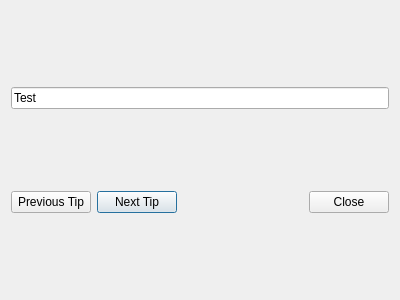
Qt form pyqt-window/Widget.ui (i5ar/iconverters) before a commit.
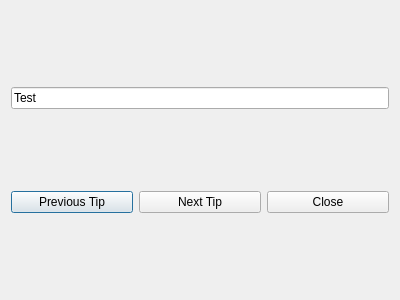
The same form after that commit.

Patch:
```diff
--- a/pyqt-window/Widget.ui
+++ b/pyqt-window/Widget.ui
@@ -23,6 +23,13 @@
    </item>
    <item>
     <layout class="QGridLayout" name="gridLayout">
+     <item row="0" column="0">
+      <widget class="QPushButton" name="pushButton_Previous">
+       <property name="text">
+        <string>Previous Tip</string>
+       </property>
+      </widget>
+     </item>
      <item row="0" column="1">
       <widget class="QPushButton" name="pushButton_Next">
        <property name="text">
@@ -31,19 +38,9 @@
       </widget>
      </item>
      <item row="0" column="2">
-      <widget class="QDialogButtonBox" name="buttonBox">
-       <property name="orientation">
-        <enum>Qt::Horizontal</enum>
-       </property>
-       <property name="standardButtons">
-        <set>QDialogButtonBox::Close</set>
-       </property>
-      </widget>
-     </item>
-     <item row="0" column="0">
-      <widget class="QPushButton" name="pushButton_Previous">
+      <widget class="QPushButton" name="pushButton_Close">
        <property name="text">
-        <string>Previous Tip</string>
+        <string>Close</string>
        </property>
       </widget>
      </item>
```
Left out of the diff: 35 changed lines with no effect on the pictures.
